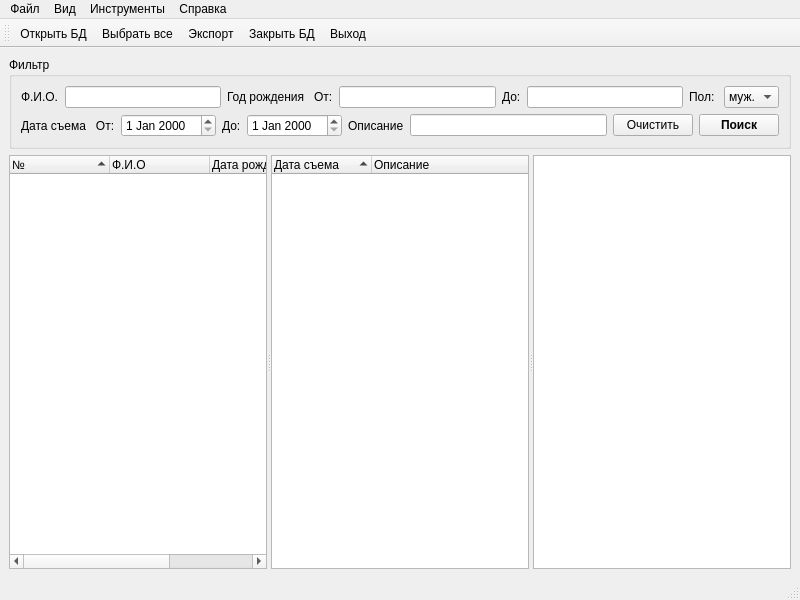
andythekid/Converter, file src/resources/MainForm.ui: the form before one commit.
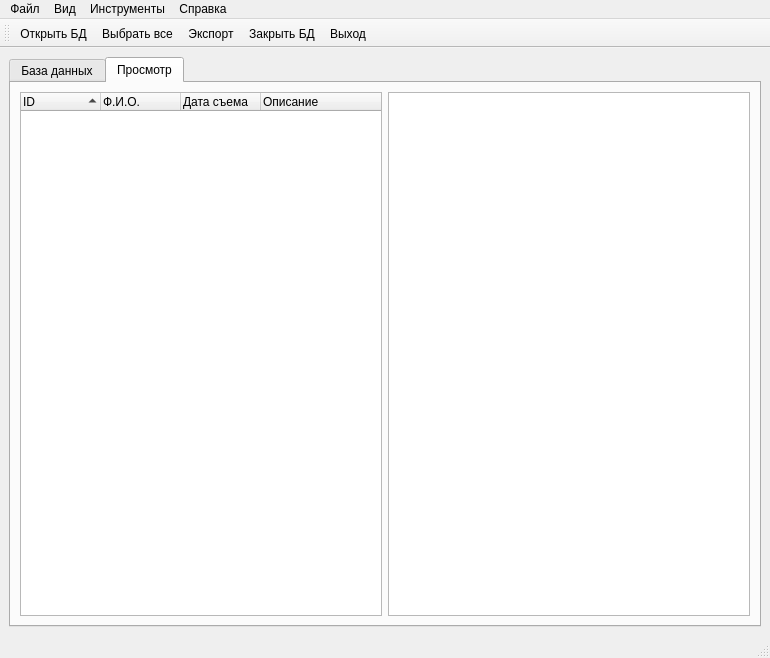
The form after the commit. The open tabs and pages were chosen to show the change. Icons and pictures are not drawn.

Commit message: Доводка интерфейса. Дописал ГУЙ-овые функции.

What changed in the file:
```diff
--- a/src/resources/MainForm.ui
+++ b/src/resources/MainForm.ui
@@ -7,8 +7,8 @@
    <rect>
     <x>0</x>
     <y>0</y>
-    <width>800</width>
-    <height>600</height>
+    <width>770</width>
+    <height>658</height>
    </rect>
   </property>
   <property name="sizePolicy">
@@ -27,6 +27,16 @@
   <widget class="QWidget" name="centralwidget">
    <layout class="QVBoxLayout" name="verticalLayout_2">
     <item>
+     <widget class="QTabWidget" name="tabWidget">
+      <property name="currentIndex">
+       <number>0</number>
+      </property>
+      <widget class="QWidget" name="dbTab">
+       <attribute name="title">
+        <string>База данных</string>
+       </attribute>
+       <layout class="QVBoxLayout" name="verticalLayout_3">
+        <item>
      <widget class="QGroupBox" name="groupBox">
       <property name="sizePolicy">
        <sizepolicy hsizetype="Preferred" vsizetype="Fixed">
@@ -184,6 +194,9 @@
        <property name="columnCount">
         <number>4</number>
        </property>
+           <attribute name="headerDefaultSectionSize">
+            <number>60</number>
+           </attribute>
        <column>
         <property name="text">
          <string>№</string>
@@ -221,6 +234,9 @@
        <property name="allColumnsShowFocus">
         <bool>true</bool>
        </property>
+           <attribute name="headerDefaultSectionSize">
+            <number>150</number>
+           </attribute>
        <column>
         <property name="text">
          <string>Дата съема</string>
@@ -232,7 +248,66 @@
         </property>
        </column>
       </widget>
+         </widget>
+        </item>
+       </layout>
+      </widget>
+      <widget class="QWidget" name="viewTab">
+       <attribute name="title">
+        <string>Просмотр</string>
+       </attribute>
+       <layout class="QVBoxLayout" name="verticalLayout_4">
+        <item>
+         <layout class="QHBoxLayout" name="horizontalLayout_3">
+          <item>
+           <widget class="QTreeWidget" name="treExportProbes">
+            <property name="alternatingRowColors">
+             <bool>true</bool>
+            </property>
+            <property name="rootIsDecorated">
+             <bool>false</bool>
+            </property>
+            <property name="uniformRowHeights">
+             <bool>true</bool>
+            </property>
+            <property name="sortingEnabled">
+             <bool>true</bool>
+            </property>
+            <property name="allColumnsShowFocus">
+             <bool>true</bool>
+            </property>
+            <attribute name="headerDefaultSectionSize">
+             <number>80</number>
+            </attribute>
+            <column>
+             <property name="text">
+              <string>ID</string>
+             </property>
+            </column>
+            <column>
+             <property name="text">
+              <string>Ф.И.О.</string>
+             </property>
+            </column>
+            <column>
+             <property name="text">
+              <string>Дата съема</string>
+             </property>
+            </column>
+            <column>
+             <property name="text">
+              <string>Описание</string>
+             </property>
+            </column>
+           </widget>
+          </item>
+          <item>
       <widget class="QGraphicsView" name="graphicsView"/>
+          </item>
+         </layout>
+        </item>
+       </layout>
+      </widget>
      </widget>
     </item>
    </layout>
@@ -242,7 +317,7 @@
     <rect>
      <x>0</x>
      <y>0</y>
-     <width>800</width>
+     <width>770</width>
      <height>22</height>
     </rect>
    </property>
```
Lines whose indentation alone changed are shown as unchanged. The commit also changes 3 other files.
